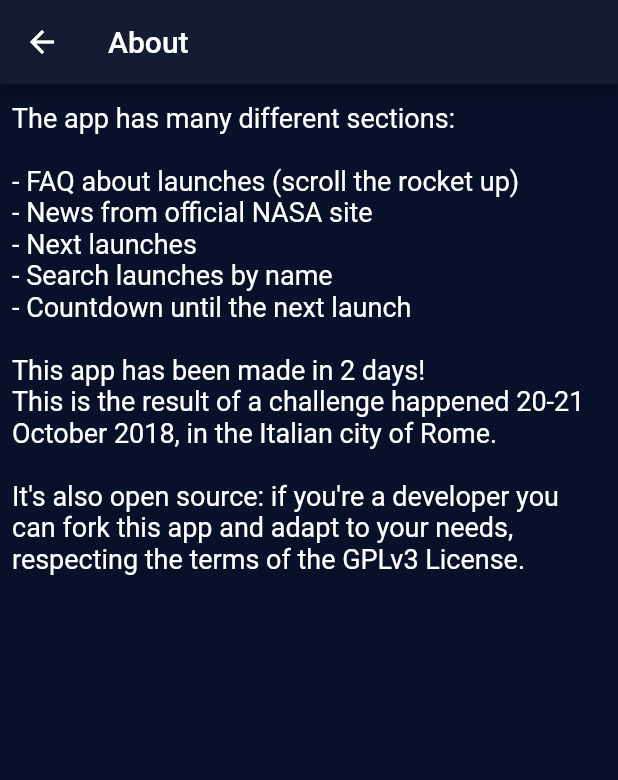
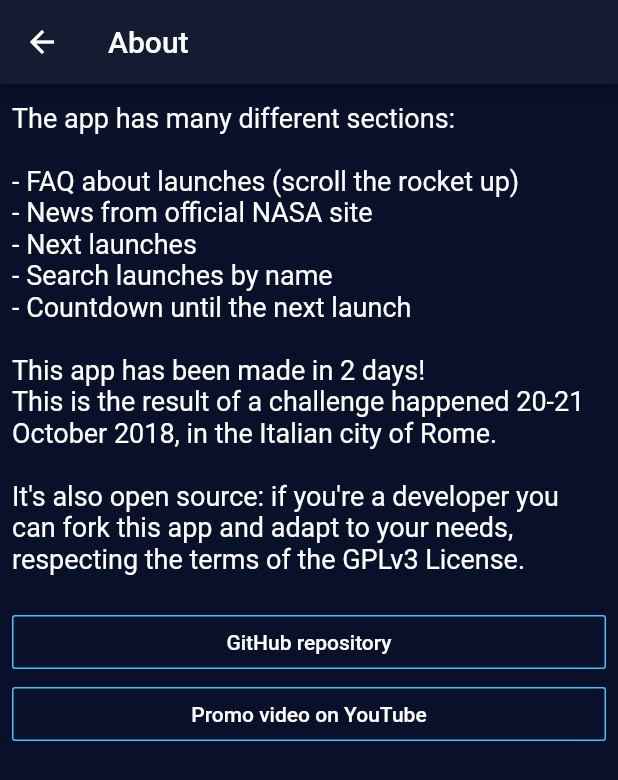
Before and after one commit to simonesestito/escape_earth, a Flutter app: the AboutRoute screen opened by its route, on a phone screen of 412 x 824 dp. Shown: the top 780 px of the screen. Run offline on Flutter 3.47's test engine with Material 2 defaults, Android fonts, the phone set to English and light mode, and no system bars; our stand-ins replace connectivity; network calls fail.

Commit message:
Add links to About route

```diff
--- a/lib/main.dart
+++ b/lib/main.dart
@@ -41,6 +41,7 @@ class App extends StatelessWidget {
 
     return MaterialApp(
       theme: ThemeData.dark().copyWith(
+        accentColor: Colors.lightBlueAccent,
         backgroundColor: Color.fromARGB(0xFF, 0x13, 0x1C, 0x31),
         scaffoldBackgroundColor: Color.fromARGB(0xFF, 0x09, 0x10, 0x2a),
         primaryColor: Color.fromARGB(0xFF, 0x13, 0x1C, 0x31),
--- a/lib/route/AboutRoute.dart
+++ b/lib/route/AboutRoute.dart
@@ -1,13 +1,21 @@
 import 'package:flutter/material.dart';
+import 'package:url_launcher/url_launcher.dart';
+
+const VIDEO_URL = "https://www.youtube.com/watch?v=mWQ_BMv8Kjs";
+const GITHUB_URL = "https://github.com/simonesestito/escape_earth";
 
 class AboutRoute extends StatelessWidget {
   @override
   Widget build(BuildContext context) {
+    final accent = Theme.of(context).accentColor;
+
     return Scaffold(
       appBar: AppBar(title: Text("About")),
       body: Padding(
         padding: EdgeInsets.symmetric(vertical: 12.0, horizontal: 8.0),
-        child: Text("""
+        child: ListView(
+          children: <Widget>[
+            Text("""
 The app has many different sections:
 
 - FAQ about launches (scroll the rocket up)
@@ -21,6 +29,20 @@ This is the result of a challenge happened 20-21 October 2018, in the Italian ci
 
 It's also open source: if you're a developer you can fork this app and adapt to your needs, respecting the terms of the GPLv3 License.
 """, style: TextStyle(fontSize: 18.0)),
+            OutlineButton(
+              borderSide: BorderSide(color: accent),
+              highlightColor: accent,
+              child: Text("GitHub repository"),
+              onPressed: () => launch(GITHUB_URL),
+            ),
+            OutlineButton(
+              borderSide: BorderSide(color: accent),
+              highlightColor: accent,
+              child: Text("Promo video on YouTube"),
+              onPressed: () => launch(VIDEO_URL),
+            ),
+          ],
+        ),
       ),
     );
   }
```
